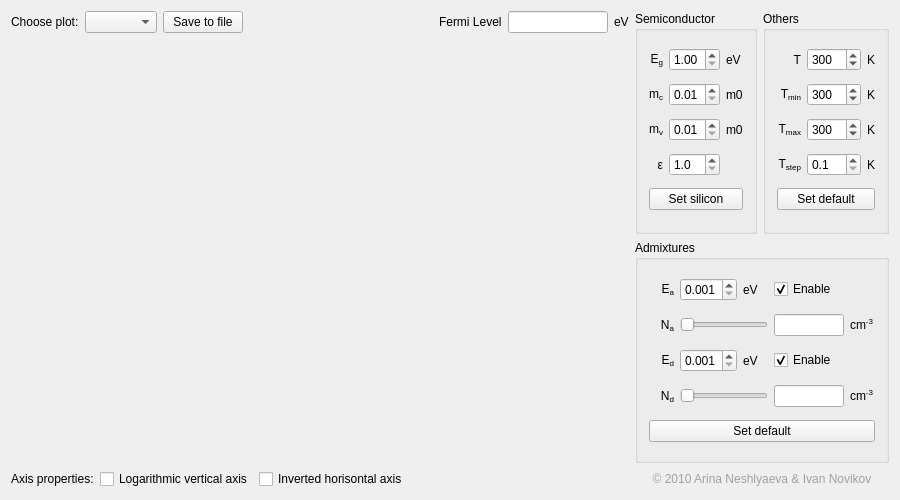
Before: the Qt Designer form widget.ui in NIA/semiconductor, drawn with Qt 5.
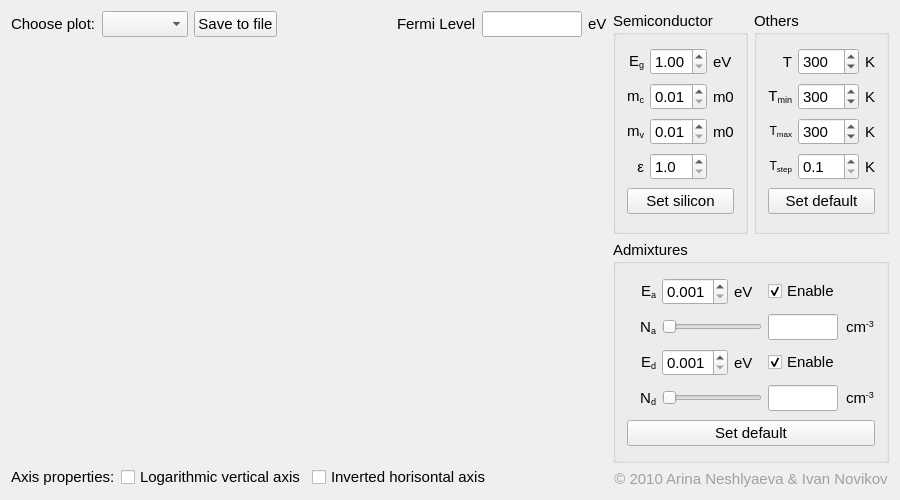
After: the same form once the commit is applied. Custom widgets are drawn as their Qt base class.

Commit message:
Маленькие исправления GUI
Шрифт: 8 -> 11
Подпись к распределению Ферми: более точная

The edit to the form file:
```diff
--- a/widget.ui
+++ b/widget.ui
@@ -10,6 +10,11 @@
     <height>500</height>
    </rect>
   </property>
+  <property name="font">
+   <font>
+    <pointsize>11</pointsize>
+   </font>
+  </property>
   <property name="windowTitle">
    <string>Semiconductor with admixtures</string>
   </property>
```
The commit also changes 1 other file.
